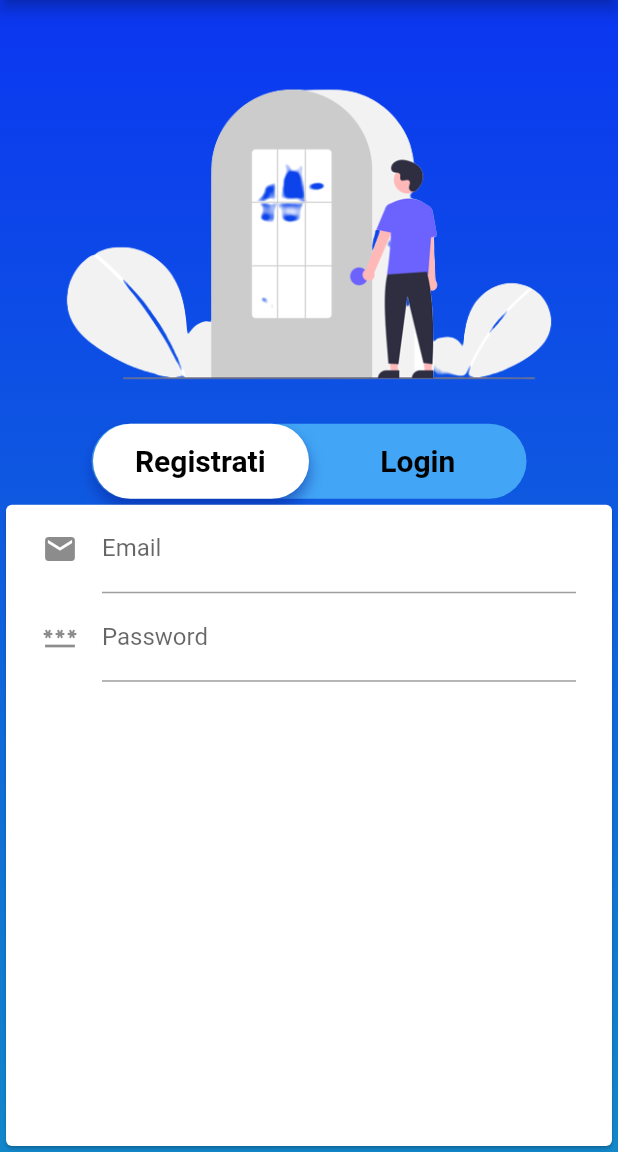
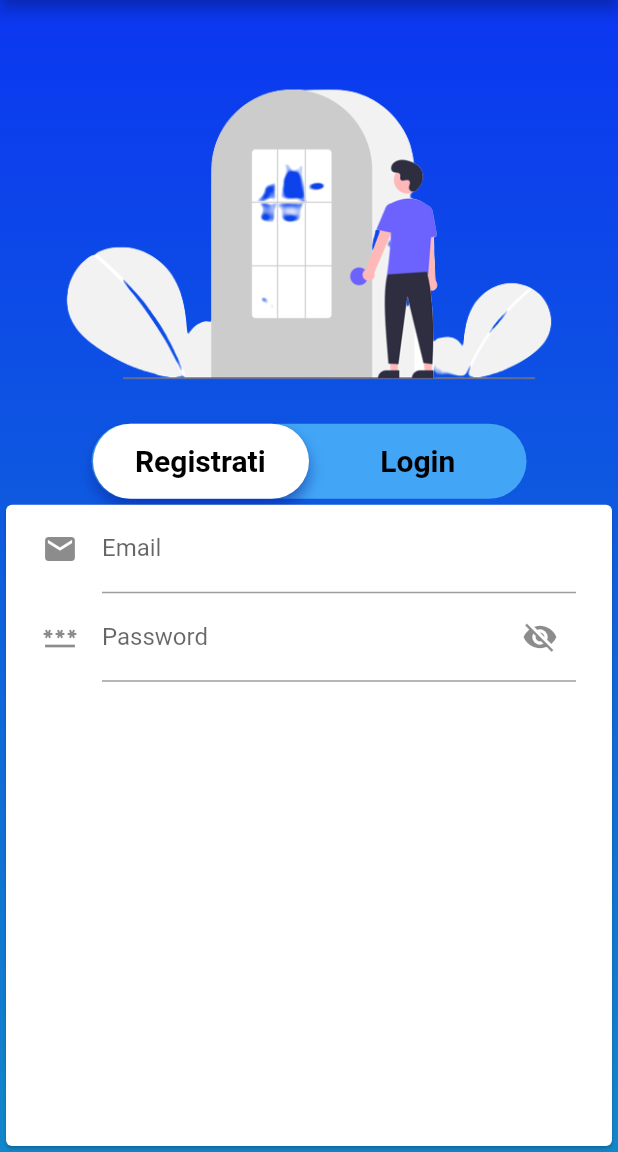
Before and after one commit to giacomo9801/flutter_firstapp, a Flutter app: the screen it shows after launch, after a tap on "Inizia", on a phone screen of 412 x 824 dp, the part 84-1236 px from its top. Run offline on Flutter 3.47's test engine with Material 2 defaults, Android fonts, the phone set to English and light mode, and no system bars.

Commit message:
aggiunta mostra psw

```diff
--- a/lib/pages/widgets/SignIn.dart
+++ b/lib/pages/widgets/SignIn.dart
@@ -8,6 +8,7 @@ class SignIn extends StatefulWidget {
 }
 
 class _SignInState extends State<SignIn> {
+  bool _isObscure = true; //controlla se visualizzare o meno la password
   @override
   Widget build(BuildContext context) => Card(
           child: SizedBox(
@@ -37,12 +38,21 @@ class _SignInState extends State<SignIn> {
   Widget _passwordField() => Padding(
         padding: const EdgeInsets.symmetric(horizontal: 24.0),
         child: TextFormField(
-          obscureText: true,
-          decoration: const InputDecoration(
+          obscureText: _isObscure,
+          decoration: InputDecoration(
             labelText: 'Password',
             hintText: 'Inserisci la tua password',
-            hintStyle: TextStyle(color: Colors.grey, fontSize: 12.0),
-            icon: Icon(Icons.password),
+            hintStyle: const TextStyle(color: Colors.grey, fontSize: 12.0),
+            icon: const Icon(Icons.password),
+            suffixIcon: GestureDetector(
+                onTap: () {
+                  setState(() {
+                    _isObscure = !_isObscure;
+                  });
+                },
+                child: _isObscure
+                    ? const Icon(Icons.visibility_off)
+                    : const Icon(Icons.visibility)),
           ),
           keyboardType: TextInputType.visiblePassword,
           validator: (String? value) {
```
